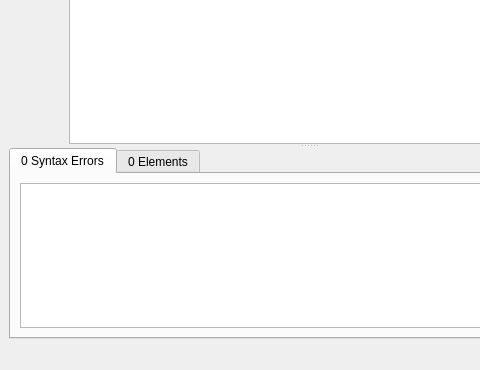
The window that src/app/mainwindow.ui (tdauth/vjasside) describes before a commit, drawn with Qt 5; both pictures show x 0 to 480 and y 184 to 554 of the 618 by 554 pixel window.
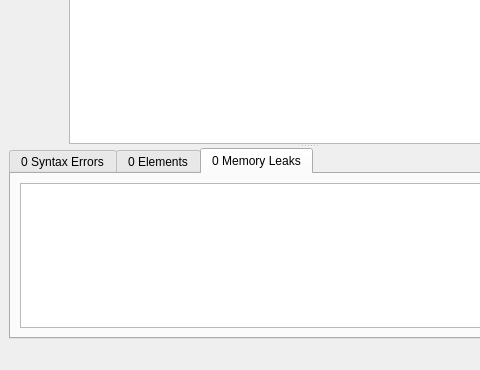
The same window after the commit. Custom widgets are drawn as their Qt base class.

Commit message: Initial memory leaks tab, use currentResults instead of multiple fields

The edit to the form file:
```diff
--- a/src/app/mainwindow.ui
+++ b/src/app/mainwindow.ui
@@ -76,7 +76,7 @@
         </size>
        </property>
        <property name="currentIndex">
-        <number>0</number>
+        <number>2</number>
        </property>
        <widget class="QWidget" name="tab">
         <attribute name="title">
@@ -186,6 +186,16 @@
          </item>
         </layout>
        </widget>
+       <widget class="QWidget" name="tabMemoryLeaks">
+        <attribute name="title">
+         <string>0 Memory Leaks</string>
+        </attribute>
+        <layout class="QGridLayout" name="gridLayout">
+         <item row="0" column="0">
+          <widget class="QListWidget" name="memoryLeaksListWidget"/>
+         </item>
+        </layout>
+       </widget>
       </widget>
      </widget>
     </item>
```
Left out of the diff: 5 changed lines with no effect on the pictures. The commit also changes 7 other files.
